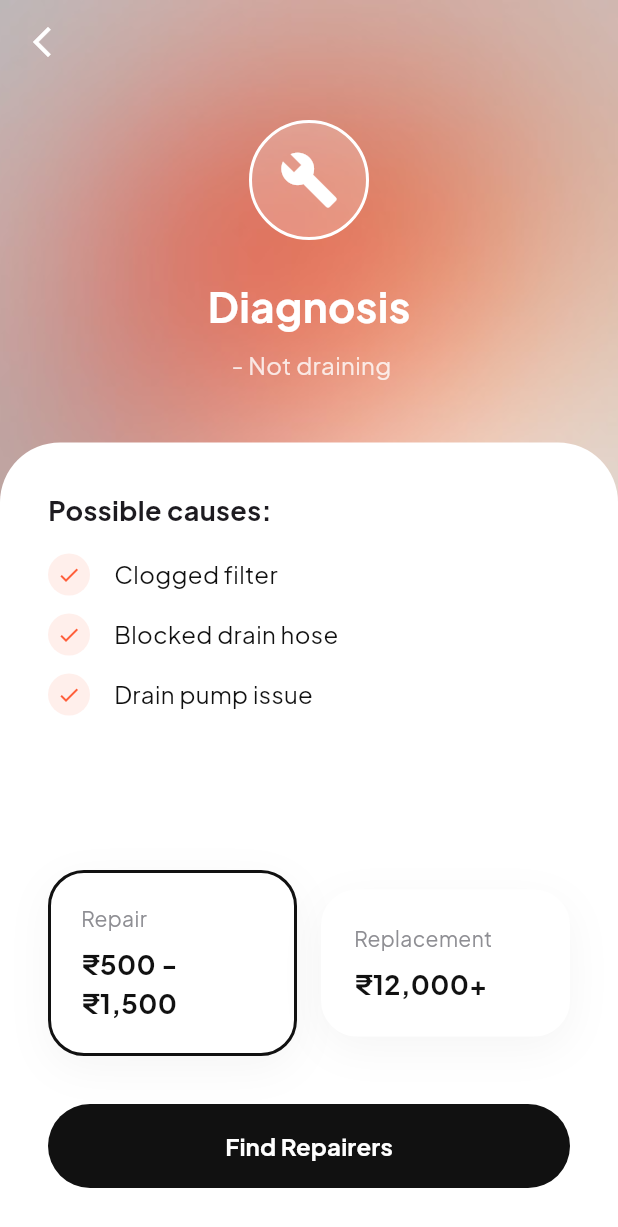
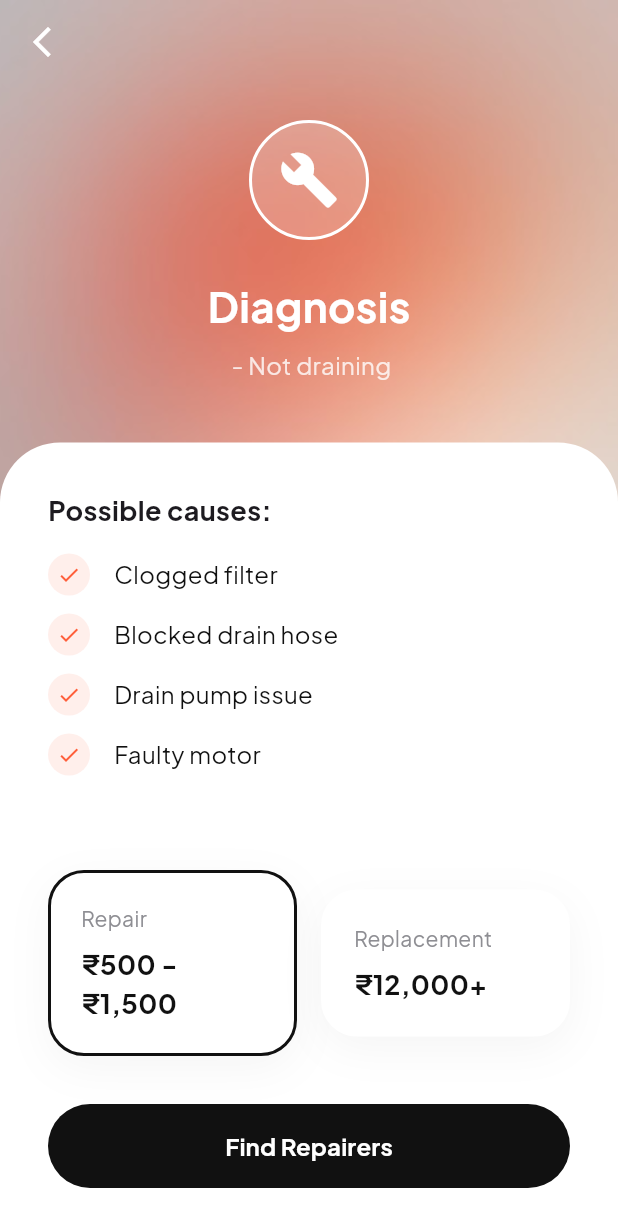
Before and after one commit to vishaltn74-dev/sortit, a Flutter app: the CategoryScreen screen opened directly with empty values, after a tap on "Not draining", on a phone screen of 412 x 824 dp. Shown: the top 1227 px of the screen. Run offline on Flutter 3.47's test engine with Material 3 defaults, Android fonts, the phone set to English and light mode, and no system bars; our stand-ins replace google_fonts.

Commit message:
fix: make issues and diagnosis causes dynamic based on category

```diff
--- a/lib/screens/category/category_screen.dart
+++ b/lib/screens/category/category_screen.dart
@@ -11,14 +11,58 @@ class CategoryScreen extends StatelessWidget {
   const CategoryScreen({super.key, required this.category});
 
   List<Issue> _getIssues() {
-    return [
-      Issue(id: '1', categoryId: category.id, name: 'Not draining'),
-      Issue(id: '2', categoryId: category.id, name: 'Not starting'),
-      Issue(id: '3', categoryId: category.id, name: 'Water leaking'),
-      Issue(id: '4', categoryId: category.id, name: 'Not spinning'),
-      Issue(id: '5', categoryId: category.id, name: 'Making strange noise'),
-      Issue(id: '6', categoryId: category.id, name: 'Other'),
-    ];
+    switch (category.icon) {
+      case 'ac':
+        return [
+          Issue(id: 'ac1', categoryId: category.id, name: 'Not cooling'),
+          Issue(id: 'ac2', categoryId: category.id, name: 'Water leaking'),
+          Issue(id: 'ac3', categoryId: category.id, name: 'Making strange noise'),
+          Issue(id: 'ac4', categoryId: category.id, name: 'Won\'t turn on'),
+          Issue(id: 'ac5', categoryId: category.id, name: 'Other'),
+        ];
+      case 'phone':
+        return [
+          Issue(id: 'ph1', categoryId: category.id, name: 'Screen broken'),
+          Issue(id: 'ph2', categoryId: category.id, name: 'Battery draining fast'),
+          Issue(id: 'ph3', categoryId: category.id, name: 'Won\'t charge'),
+          Issue(id: 'ph4', categoryId: category.id, name: 'Overheating'),
+          Issue(id: 'ph5', categoryId: category.id, name: 'Other'),
+        ];
+      case 'laptop':
+        return [
+          Issue(id: 'lap1', categoryId: category.id, name: 'Screen blank'),
+          Issue(id: 'lap2', categoryId: category.id, name: 'Keyboard not working'),
+          Issue(id: 'lap3', categoryId: category.id, name: 'Battery issue'),
+          Issue(id: 'lap4', categoryId: category.id, name: 'Overheating'),
+          Issue(id: 'lap5', categoryId: category.id, name: 'Other'),
+        ];
+      case 'bicycle':
+        return [
+          Issue(id: 'bi1', categoryId: category.id, name: 'Flat tire'),
+          Issue(id: 'bi2', categoryId: category.id, name: 'Chain broken'),
+          Issue(id: 'bi3', categoryId: category.id, name: 'Brakes not working'),
+          Issue(id: 'bi4', categoryId: category.id, name: 'Gears slipping'),
+          Issue(id: 'bi5', categoryId: category.id, name: 'Other'),
+        ];
+      case 'electrical':
+        return [
+          Issue(id: 'el1', categoryId: category.id, name: 'Short circuit'),
+          Issue(id: 'el2', categoryId: category.id, name: 'Light fixture broken'),
+          Issue(id: 'el3', categoryId: category.id, name: 'Outlet not working'),
+          Issue(id: 'el4', categoryId: category.id, name: 'Wiring issue'),
+          Issue(id: 'el5', categoryId: category.id, name: 'Other'),
+        ];
+      case 'washing_machine':
+      default:
+        return [
+          Issue(id: 'wm1', categoryId: category.id, name: 'Not draining'),
+          Issue(id: 'wm2', categoryId: category.id, name: 'Not starting'),
+          Issue(id: 'wm3', categoryId: category.id, name: 'Water leaking'),
+          Issue(id: 'wm4', categoryId: category.id, name: 'Not spinning'),
+          Issue(id: 'wm5', categoryId: category.id, name: 'Making strange noise'),
+          Issue(id: 'wm6', categoryId: category.id, name: 'Other'),
+        ];
+    }
   }
 
   @override
--- a/lib/screens/diagnosis/diagnosis_screen.dart
+++ b/lib/screens/diagnosis/diagnosis_screen.dart
@@ -121,9 +121,7 @@ class _DiagnosisScreenState extends State<DiagnosisScreen> {
                               style: TextStyle(fontWeight: FontWeight.bold, fontSize: 18),
                             ),
                             const SizedBox(height: 16),
-                            _buildCauseItem('Clogged filter'),
-                            _buildCauseItem('Blocked drain hose'),
-                            _buildCauseItem('Drain pump issue'),
+                            ..._getCauses().map((cause) => _buildCauseItem(cause)),
 
                             const Spacer(),
 
@@ -132,7 +130,7 @@ class _DiagnosisScreenState extends State<DiagnosisScreen> {
                                 Expanded(
                                   child: _buildEstimateCard(
                                     'Repair',
-                                    '₹500 - ₹1,500',
+                                    _getRepairEstimate(),
                                     isBlack: true,
                                   ),
                                 ),
@@ -140,7 +138,7 @@ class _DiagnosisScreenState extends State<DiagnosisScreen> {
                                 Expanded(
                                   child: _buildEstimateCard(
                                     'Replacement',
-                                    '₹12,000+',
+                                    _getReplacementEstimate(),
                                     isBlack: false,
                                   ),
                                 ),
@@ -235,4 +233,46 @@ class _DiagnosisScreenState extends State<DiagnosisScreen> {
       ),
     );
   }
+
+  List<String> _getCauses() {
+    switch (widget.category.icon) {
+      case 'ac':
+        return ['Low refrigerant level', 'Dirty condenser coils', 'Faulty compressor', 'Broken thermostat'];
+      case 'phone':
+        return ['Physical drop/impact', 'Water damage', 'Software glitch', 'Degraded battery capacity'];
+      case 'laptop':
+        return ['Hardware failure', 'Overheating / dust buildup', 'OS corruption', 'Faulty motherboard'];
+      case 'bicycle':
+        return ['Puncture / sharp object', 'Wear and tear', 'Loose components', 'Lack of lubrication'];
+      case 'electrical':
+        return ['Overloaded circuit', 'Faulty wiring', 'Blown fuse', 'Damaged outlet'];
+      case 'washing_machine':
+      default:
+        return ['Clogged filter', 'Blocked drain hose', 'Drain pump issue', 'Faulty motor'];
+    }
+  }
+
+  String _getRepairEstimate() {
+    switch (widget.category.icon) {
+      case 'ac': return '₹800 - ₹2,500';
+      case 'phone': return '₹1,500 - ₹5,000';
+      case 'laptop': return '₹2,000 - ₹8,000';
+      case 'bicycle': return '₹200 - ₹800';
+      case 'electrical': return '₹300 - ₹1,000';
+      case 'washing_machine':
+      default: return '₹500 - ₹1,500';
+    }
+  }
+
+  String _getReplacementEstimate() {
+    switch (widget.category.icon) {
+      case 'ac': return '₹25,000+';
+      case 'phone': return '₹15,000+';
+      case 'laptop': return '₹35,000+';
+      case 'bicycle': return '₹5,000+';
+      case 'electrical': return '₹2,000+';
+      case 'washing_machine':
+      default: return '₹12,000+';
+    }
+  }
 }
```
